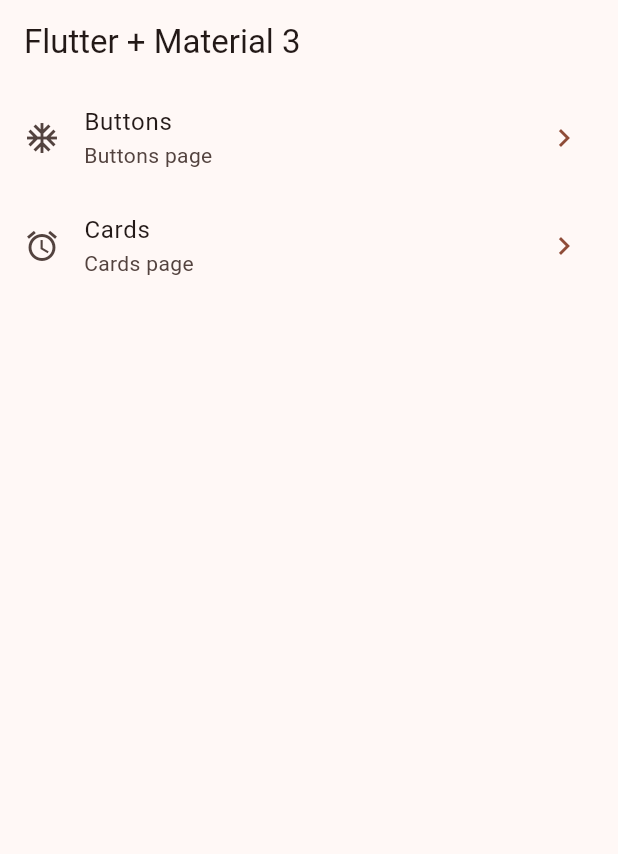
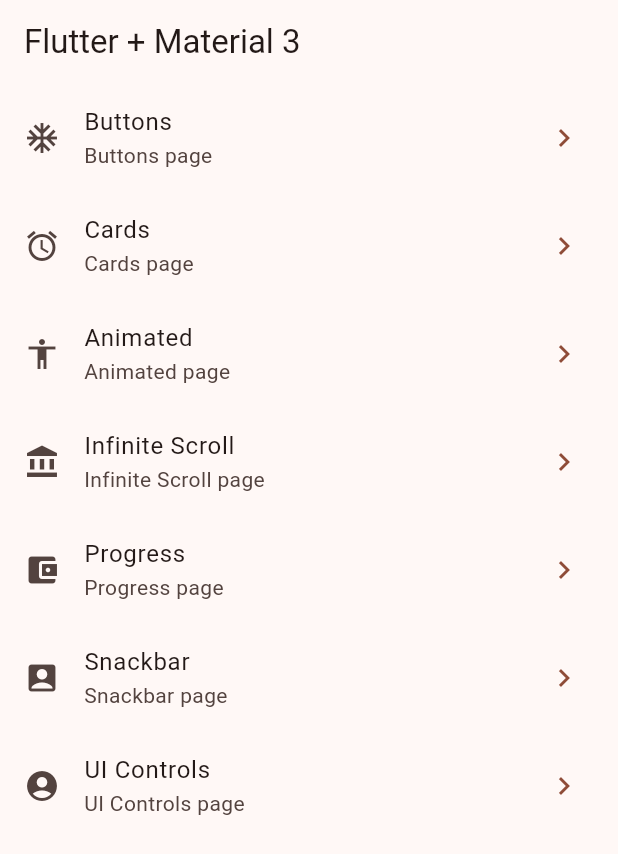
Before and after one commit to DaisyGeraldine/widgets_app, a Flutter app: the screen it shows after launch, on a phone screen of 412 x 824 dp. Shown: the top 854 px of the screen. Run offline on Flutter 3.47's test engine with Material 2 defaults, Android fonts, the phone set to English and light mode, and no system bars; our stand-ins replace go_router.

```diff
--- a/lib/config/menu/menu_item.dart
+++ b/lib/config/menu/menu_item.dart
@@ -32,6 +32,43 @@ const appMenuItems = <MenuItem> [
     icon: Icons.access_alarm,
   ),
 
+  MenuItem(
+    title: 'Animated',
+    subtitle: 'Animated page',
+    link: '/animated',
+    icon: Icons.accessibility,
+  ),
+
+  MenuItem(
+    title: 'Infinite Scroll',
+    subtitle: 'Infinite Scroll page',
+    link: '/infinite_scroll',
+    icon: Icons.account_balance,
+  ),
+
+  MenuItem(
+    title: 'Progress',
+    subtitle: 'Progress page',
+    link: '/progress',
+    icon: Icons.account_balance_wallet,
+  ),
+
+  MenuItem(
+    title: 'Snackbar',
+    subtitle: 'Snackbar page',
+    link: '/snackbar',
+    icon: Icons.account_box,
+  ),
+
+  MenuItem(
+    title: 'UI Controls',
+    subtitle: 'UI Controls page',
+    link: '/ui_controls',
+    icon: Icons.account_circle,
+  ),
+
+
+
   // MenuItem(
   //   title: 'Home',
   //   subtitle: 'Home page',
--- a/lib/config/router/app_router.dart
+++ b/lib/config/router/app_router.dart
@@ -1,8 +1,13 @@
 
 import 'package:go_router/go_router.dart';
+import 'package:widgets_app/presentation/screens/animated/animated_screen.dart';
 import 'package:widgets_app/presentation/screens/buttons/buttons_screen.dart';
 import 'package:widgets_app/presentation/screens/cards/cards_screen.dart';
 import 'package:widgets_app/presentation/screens/home/home_screen.dart';
+import 'package:widgets_app/presentation/screens/infinite_scroll/infinite_scroll.dart';
+import 'package:widgets_app/presentation/screens/progress/progress_screen.dart';
+import 'package:widgets_app/presentation/screens/snackbar/snack_screen.dart';
+import 'package:widgets_app/presentation/screens/ui_controls/ui_controlls_screen.dart';
 
 final appRouter = GoRouter(
   initialLocation: '/',
@@ -22,5 +27,37 @@ final appRouter = GoRouter(
       name: CardsScreen.name,
       builder: (context, state) => const CardsScreen(),
     ),
+
+    GoRoute(
+      path: '/animated',
+      name: AnimatedScreen.name,
+      builder: (context, state) => const AnimatedScreen(),
+    ),
+
+    GoRoute(
+      path: '/infinite_scroll',
+      name: InfiniteScrollScreen.name,
+      builder: (context, state) => const InfiniteScrollScreen(),
+    ),
+
+    GoRoute(
+      path: '/progress',
+      name: ProgressScreen.name,
+      builder: (context, state) => const ProgressScreen(),
+    ),
+
+    GoRoute(
+      path: '/snackbar',
+      name: SnackBarScreen.name,
+      builder: (context, state) => const SnackBarScreen(),
+    ),
+
+    GoRoute(
+      path: '/ui_controls',
+      name: UiControlsScreen.name,
+      builder: (context, state) => const UiControlsScreen(),
+    ),
+
+
   ]
 );
--- a/lib/presentation/screens/infinite_scroll/infinite_scroll.dart
+++ b/lib/presentation/screens/infinite_scroll/infinite_scroll.dart
@@ -2,7 +2,7 @@ import 'package:flutter/material.dart';
 
 class InfiniteScrollScreen extends StatelessWidget {
 
-  static String name = 'Infinite.screen';
+  static String name = 'Infinite.Scroll.screen';
 
   const InfiniteScrollScreen({super.key});
 
--- a/lib/presentation/screens/snackbar/snack_screen.dart
+++ b/lib/presentation/screens/snackbar/snack_screen.dart
@@ -2,7 +2,7 @@ import 'package:flutter/material.dart';
 
 class SnackBarScreen extends StatelessWidget {
 
-  static String name = 'Infinite.screen';
+  static String name = 'Snackbar.screen';
 
   const SnackBarScreen({super.key});
 
```
Also changed, not shown: lib/presentation/screens/progress/progress_screen.dart (+78 -1 lines).
